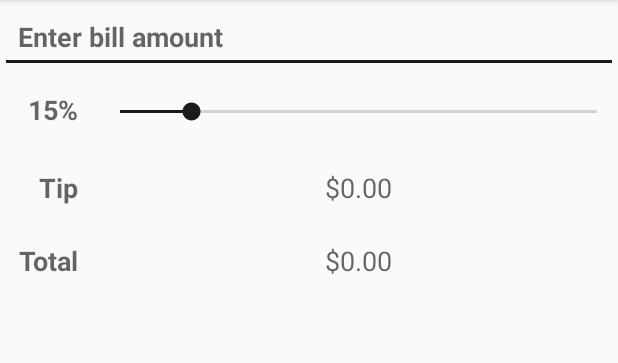
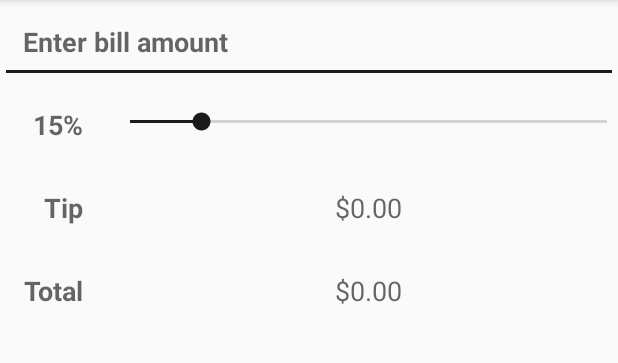
Before and after one commit to HaroldDLeon/Android-Projects, an Android app: the screen it shows after launch (MainActivity), on a phone screen of 412 x 824 dp, the part 84-447 px from its top. Run offline under Robolectric (Android 15) with nearby library versions, the phone set to English and light mode, and no system bars.

```diff
--- a/tip_calculator/app/src/main/java/com/harolddleon/myapp/MainActivity.java
+++ b/tip_calculator/app/src/main/java/com/harolddleon/myapp/MainActivity.java
@@ -77,7 +77,7 @@ public class MainActivity extends AppCompatActivity implements TextWatcher, OnSe
             billAmount = (double) 0;
         }
         //perform tip and total calculation and update UI by calling calculate
-        calculate();//uncomment this line
+        calculate();
     }
 
     @Override
@@ -107,7 +107,6 @@ public class MainActivity extends AppCompatActivity implements TextWatcher, OnSe
     // calculate and display tip and total amounts
     private void calculate() {
         Log.d("MainActivity", "inside calculate method");
-       // format percent and display in percentTextView
 
         // calculate the tip and total
         tip = billAmount * percent;
@@ -119,6 +118,5 @@ public class MainActivity extends AppCompatActivity implements TextWatcher, OnSe
         totalAmount = billAmount + tip;
         textViewTotalAmount.setText(currencyFormat.format(totalAmount));
 
-
     }
 }
--- a/tip_calculator/app/src/main/res/values/dimens.xml
+++ b/tip_calculator/app/src/main/res/values/dimens.xml
@@ -1,4 +1,4 @@
 <?xml version="1.0" encoding="utf-8"?>
 <resources>
-    <dimen name="padding_textView_default">12dp</dimen>
+    <dimen name="padding_textView_default">15dp</dimen>
 </resources>
```
